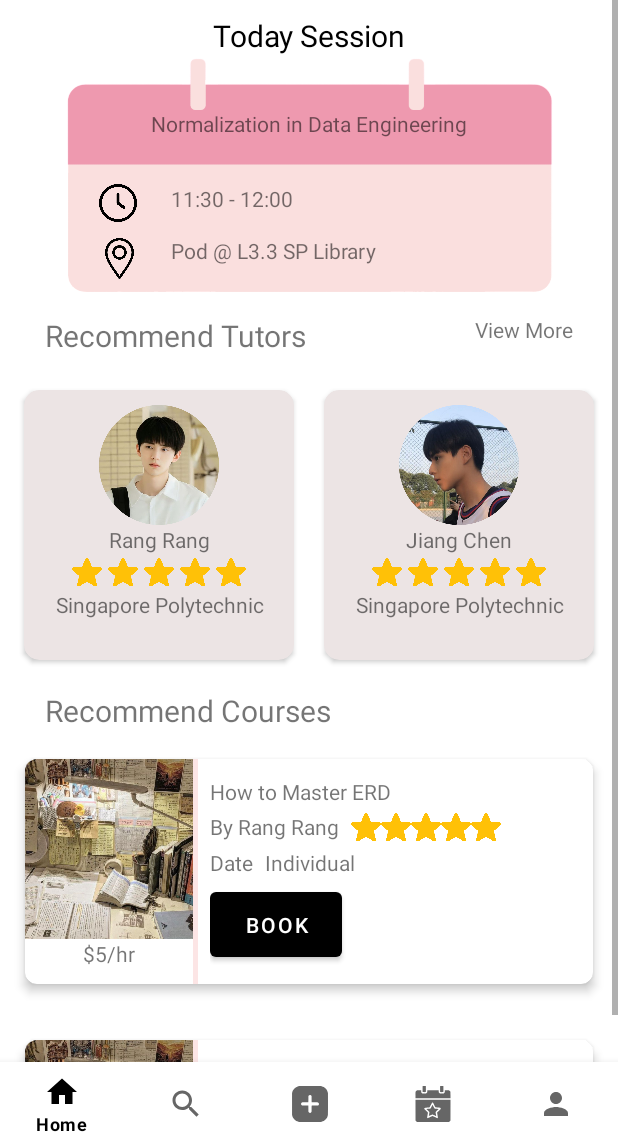
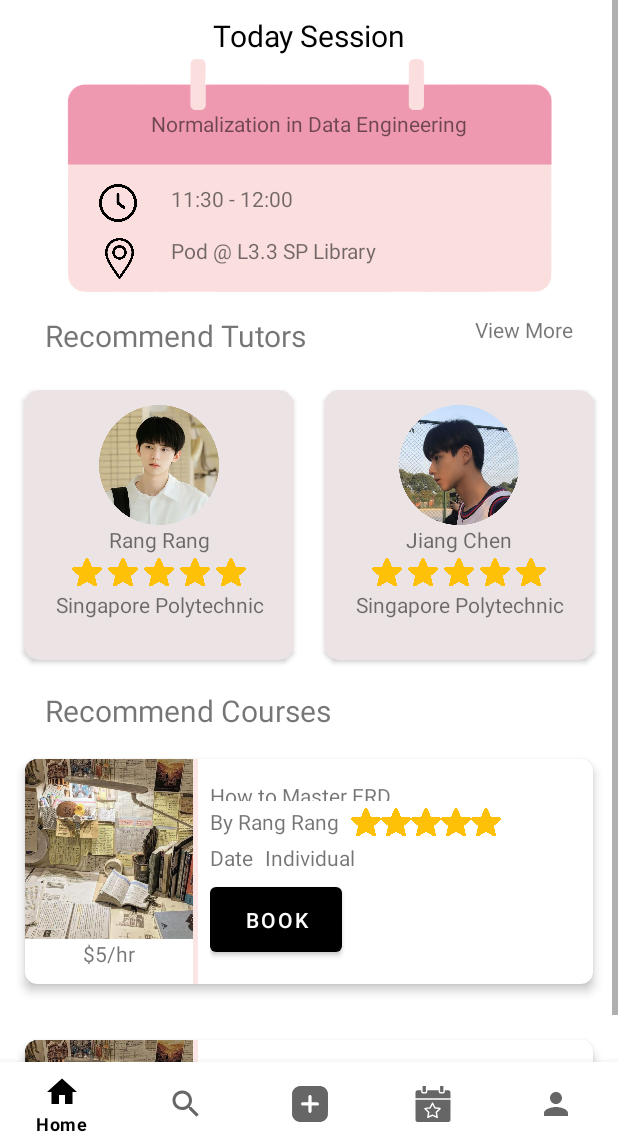
Before and after one commit to TasmiyahTaj/ANDE-Tas-Su, an Android app: the Home screen opened directly, with no data from a screen before it, on a phone screen of 412 x 824 dp, the part 90-1236 px from its top. Run offline under Robolectric (Android 15) with nearby library versions, the phone set to English and light mode, and no system bars.

Commit message:
push idk what

```diff
--- a/app/src/main/res/layout/home.xml
+++ b/app/src/main/res/layout/home.xml
@@ -426,8 +426,8 @@
 
                                     <!-- Row 1 -->
                                     <TextView
-                                        android:layout_width="wrap_content"
-                                        android:layout_height="wrap_content"
+                                        android:layout_width="131dp"
+                                        android:layout_height="17dp"
                                         android:paddingBottom="4dp"
                                         android:text="How to Master ERD" />
                                     <!-- Row 2 -->
--- a/app/src/main/res/layout/splash.xml
+++ b/app/src/main/res/layout/splash.xml
@@ -9,7 +9,7 @@
     >
 
     <ImageView
-        android:id="@+id/imageView"
+        android:id="@+id/imageLogo"
         android:layout_width="297dp"
         android:layout_height="301dp"
         app:layout_constraintBottom_toBottomOf="parent"
@@ -20,7 +20,7 @@
         app:srcCompat="@drawable/logo" />
 
     <TextView
-        android:id="@+id/textView"
+        android:id="@+id/logo"
         android:layout_width="226dp"
         android:layout_height="72dp"
         android:fontFamily="@font/itim"
@@ -31,6 +31,6 @@
         app:layout_constraintEnd_toEndOf="parent"
         app:layout_constraintHorizontal_bias="0.497"
         app:layout_constraintStart_toStartOf="parent"
-        app:layout_constraintTop_toBottomOf="@+id/imageView"
+        app:layout_constraintTop_toBottomOf="@+id/imageLogo"
         app:layout_constraintVertical_bias="0.04" />
 </androidx.constraintlayout.widget.ConstraintLayout>
```
